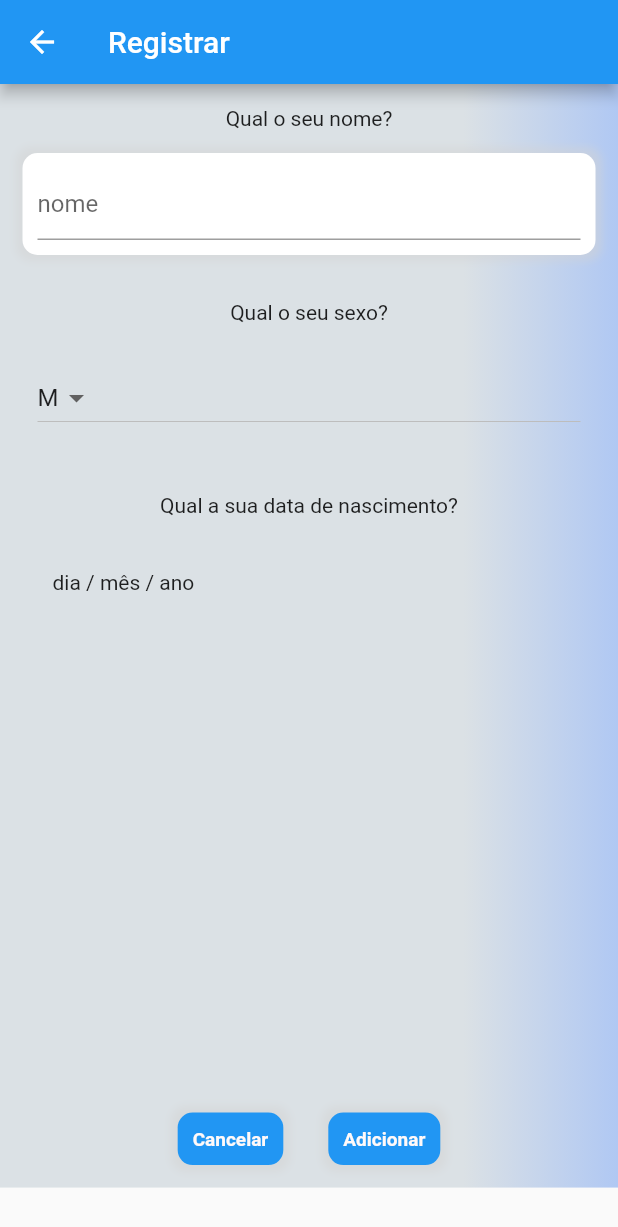
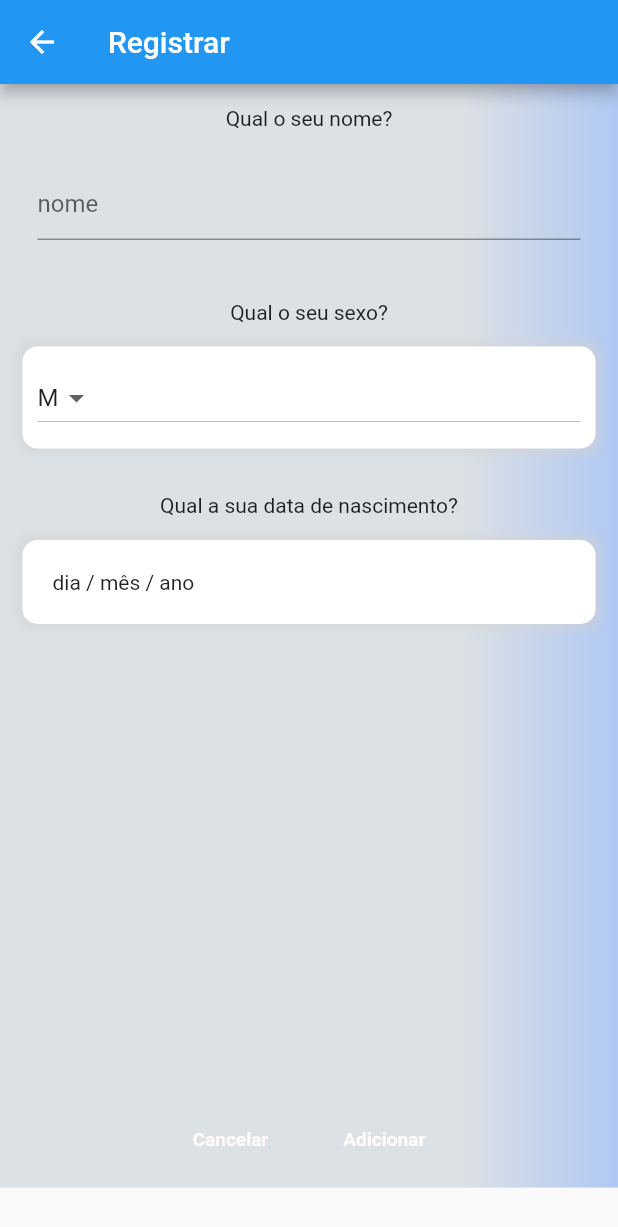
Before and after one commit to MatheusBedoni/ids_app, a Flutter app: the RegisterPage screen opened directly, on a phone screen of 412 x 824 dp. Shown: the top 1227 px of the screen. Run offline on Flutter 3.47's test engine with Material 2 defaults, Android fonts, the phone set to English and light mode, and no system bars; our stand-ins replace shared_preferences, toast; accounts and stored records are empty; statements that could not run were skipped.

Commit message:
mudanças nas constantes

```diff
--- a/lib/view/styles/s_constants.dart
+++ b/lib/view/styles/s_constants.dart
@@ -10,7 +10,7 @@ class ColorsApp{
 }
 
 class DecorationConstants{
-  static final BoxDecoration textFieldDecoration = BoxDecoration(
+  static final BoxDecoration inputDecoration = BoxDecoration(
       boxShadow: [
         BoxShadow(
            color: Color(0xFFd3d3d3).withOpacity(0.5),
@@ -24,7 +24,9 @@ class DecorationConstants{
       color:  Colors.white,
   );
 
-  static final BoxDecoration buttonDecoration =  BoxDecoration(
+
+   static BoxDecoration getbuttonDecoration(Color color){
+     final BoxDecoration buttonDecoration =  BoxDecoration(
       boxShadow: [
         BoxShadow(
           color: Color(0xFFd3d3d3).withOpacity(0.5),
@@ -36,8 +38,11 @@ class DecorationConstants{
       borderRadius: BorderRadius.all(
           Radius.circular(10)
       ),
-    color:  Colors.blue,
+      color:  color,
     );
+     return buttonDecoration;
+  }
+
 
 
   static final BoxDecoration decorationBackground = BoxDecoration(
```
Lines whose indentation alone changed are shown as unchanged.
